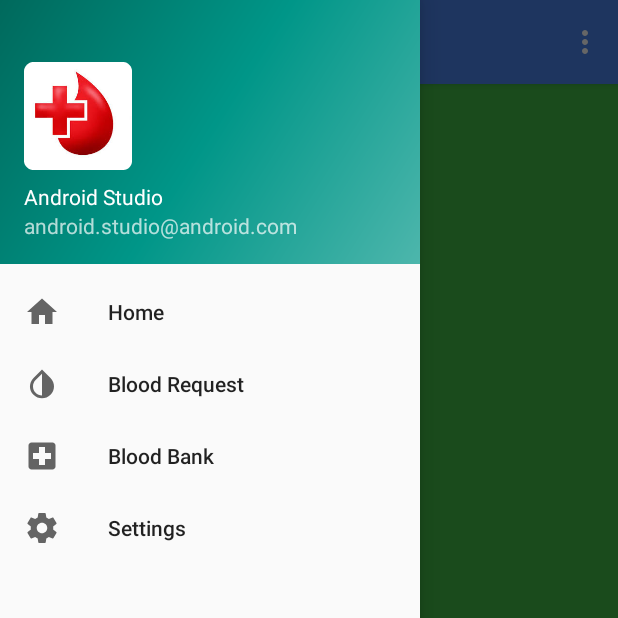
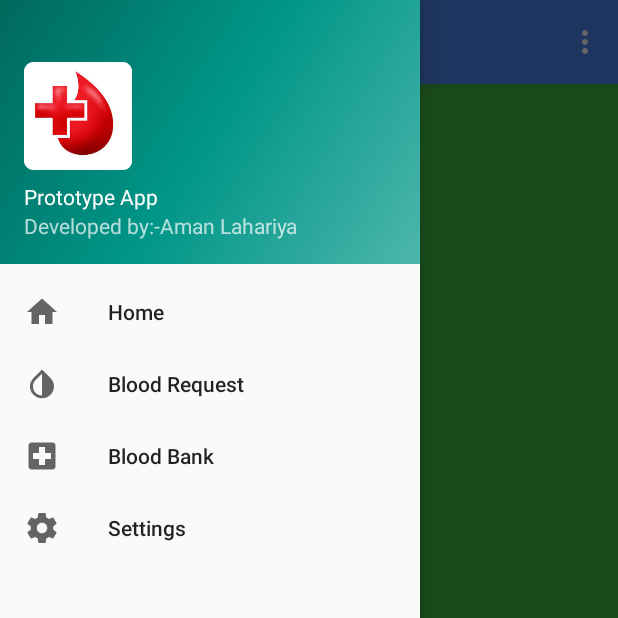
Before and after one commit to Aman-Lahariya/BloodDonationApp, an Android app: the MainActivity screen opened directly, with no data from a screen before it, with the side drawer open, on a phone screen of 412 x 824 dp, the top half of it. Run offline under Robolectric (Android 15) with nearby library versions, the light colour scheme and no system bars.

Commit message:
Initial commit & push.

```diff
--- a/app/src/main/res/layout/nav_header_main.xml
+++ b/app/src/main/res/layout/nav_header_main.xml
@@ -24,13 +24,13 @@
         android:layout_width="match_parent"
         android:layout_height="wrap_content"
         android:paddingTop="@dimen/nav_header_vertical_spacing"
-        android:text="@string/nav_header_title"
+        android:text="Prototype App"
         android:textAppearance="@style/TextAppearance.AppCompat.Body1" />
 
     <TextView
         android:id="@+id/textView"
         android:layout_width="wrap_content"
         android:layout_height="wrap_content"
-        android:text="@string/nav_header_subtitle" />
+        android:text="Developed by:-Aman Lahariya" />
 
 </LinearLayout>
```
